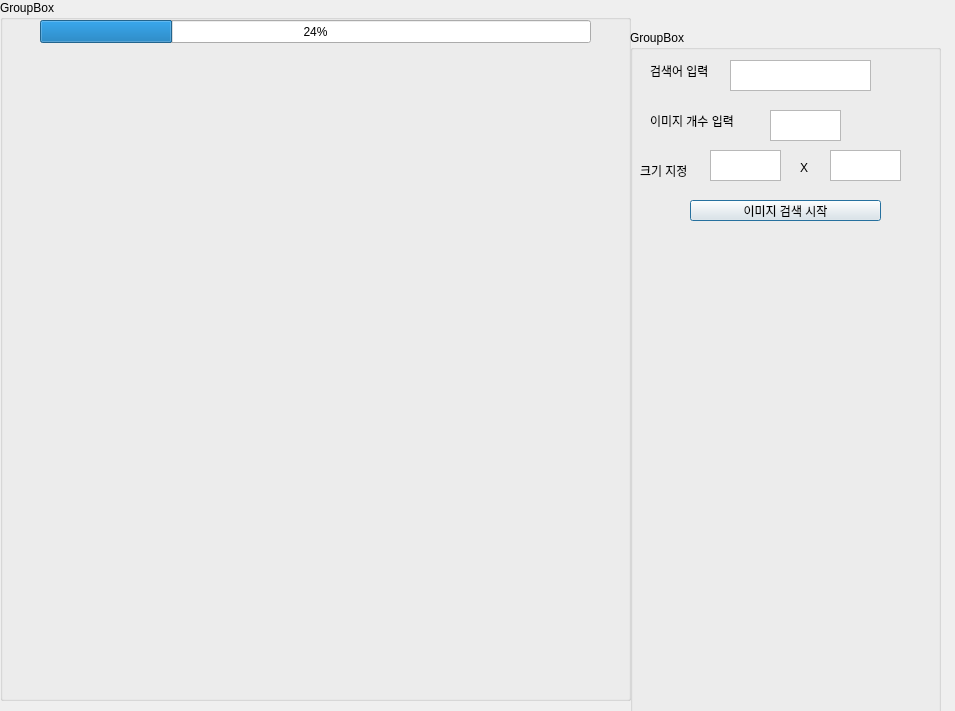
Before: the Qt Designer form GUI/design.ui in curaai/GoogleImageCrawler, drawn with Qt 5.
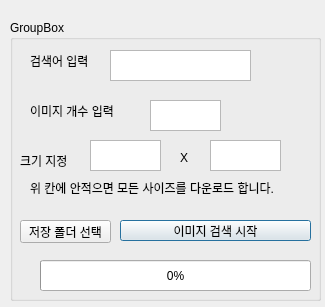
After: the same form once the commit is applied.

Commit message: ui fix and select folder function

Patch:
```diff
--- a/GUI/design.ui
+++ b/GUI/design.ui
@@ -6,46 +6,20 @@
    <rect>
     <x>0</x>
     <y>0</y>
-    <width>955</width>
-    <height>711</height>
+    <width>325</width>
+    <height>307</height>
    </rect>
   </property>
   <property name="windowTitle">
    <string>Dialog</string>
   </property>
-  <widget class="QGroupBox" name="groupBox">
-   <property name="geometry">
-    <rect>
-     <x>0</x>
-     <y>0</y>
-     <width>631</width>
-     <height>701</height>
-    </rect>
-   </property>
-   <property name="title">
-    <string>GroupBox</string>
-   </property>
-   <widget class="QProgressBar" name="progressBar">
-    <property name="geometry">
-     <rect>
-      <x>40</x>
-      <y>20</y>
-      <width>551</width>
-      <height>23</height>
-     </rect>
-    </property>
-    <property name="value">
-     <number>24</number>
-    </property>
-   </widget>
-  </widget>
   <widget class="QGroupBox" name="groupBox_2">
    <property name="geometry">
     <rect>
-     <x>630</x>
-     <y>30</y>
+     <x>10</x>
+     <y>20</y>
      <width>311</width>
-     <height>691</height>
+     <height>281</height>
     </rect>
    </property>
    <property name="title">
@@ -67,8 +41,8 @@
    <widget class="QPushButton" name="startCrawling">
     <property name="geometry">
      <rect>
-      <x>60</x>
-      <y>170</y>
+      <x>110</x>
+      <y>200</y>
       <width>191</width>
       <height>21</height>
      </rect>
@@ -156,6 +130,45 @@
      </rect>
     </property>
    </widget>
+   <widget class="QProgressBar" name="progressBar">
+    <property name="geometry">
+     <rect>
+      <x>30</x>
+      <y>240</y>
+      <width>271</width>
+      <height>31</height>
+     </rect>
+    </property>
+    <property name="value">
+     <number>0</number>
+    </property>
+   </widget>
+   <widget class="QLabel" name="label">
+    <property name="geometry">
+     <rect>
+      <x>20</x>
+      <y>160</y>
+      <width>271</width>
+      <height>16</height>
+     </rect>
+    </property>
+    <property name="text">
+     <string>위 칸에 안적으면 모든 사이즈를 다운로드 합니다.</string>
+    </property>
+   </widget>
+   <widget class="QPushButton" name="dirSelect">
+    <property name="geometry">
+     <rect>
+      <x>10</x>
+      <y>200</y>
+      <width>91</width>
+      <height>23</height>
+     </rect>
+    </property>
+    <property name="text">
+     <string>저장 폴더 선택</string>
+    </property>
+   </widget>
   </widget>
  </widget>
  <resources/>
```
The commit also changes 7 other files.
